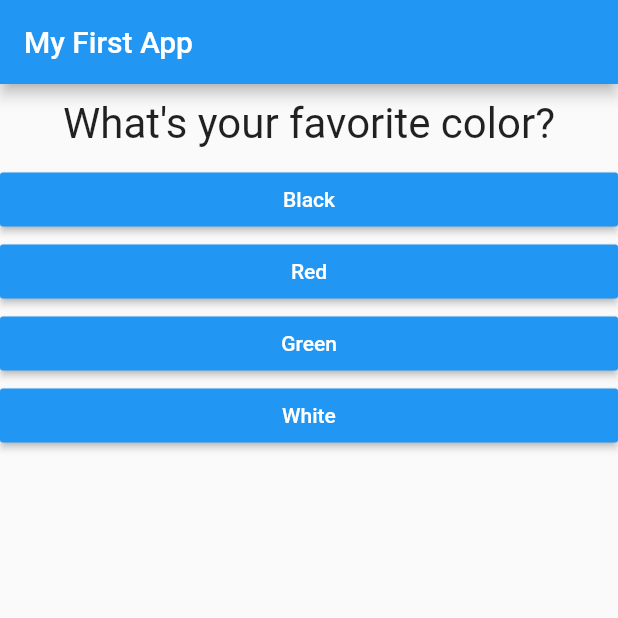
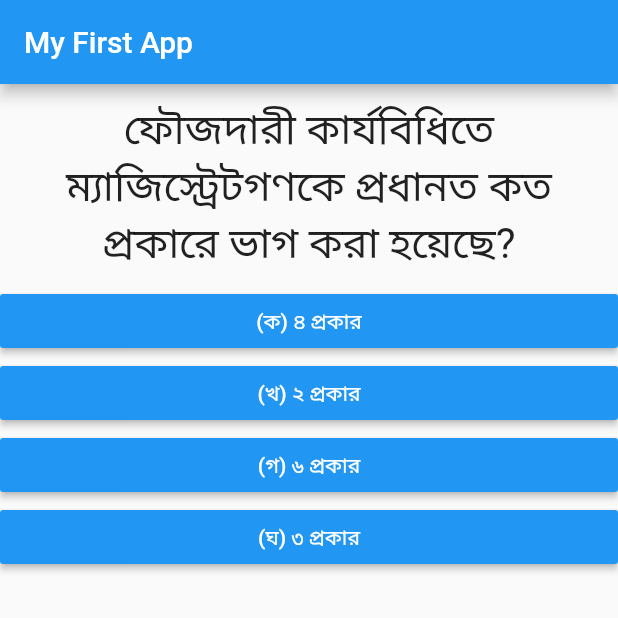
Before and after one commit to fmniloyuk/FlutterQuiz, a Flutter app: the screen it shows after launch, on a phone screen of 412 x 824 dp, the top half of it. Run offline on Flutter 3.47's test engine with Material 2 defaults, Android fonts, the phone set to English and light mode, and no system bars.

Commit message:
Law questions added

```diff
--- a/lib/main.dart
+++ b/lib/main.dart
@@ -19,30 +19,81 @@ class MyApp extends StatefulWidget {
 class _MyAppState extends State<MyApp> {
   final _questions = const [
     {
-      'questionText': 'What\'s your favorite color?',
+      'questionText':
+          'ফৌজদারী কার্যবিধিতে ম্যাজিস্ট্রেটগণকে প্রধানত কত প্রকারে ভাগ করা হয়েছে?',
       'answers': [
-        {'text': 'Black', 'score': 10},
-        {'text': 'Red', 'score': 5},
-        {'text': 'Green', 'score': 3},
-        {'text': 'White', 'score': 1},
+        {'text': '(ক) ৪ প্রকার', 'score': 10},
+        {'text': '(খ) ২ প্রকার', 'score': 5},
+        {'text': '(গ) ৬ প্রকার', 'score': 3},
+        {'text': '(ঘ) ৩ প্রকার', 'score': 1},
       ],
     },
     {
-      'questionText': 'What\'s your favorite animal?',
+      'questionText':
+          'দায়রা জজ এবং অতিরিক্ত দায়রা জজ কি ধরণের দণ্ড দিতে পারে?',
       'answers': [
-        {'text': 'Rabbit', 'score': 3},
-        {'text': 'Snake', 'score': 11},
-        {'text': 'Elephant', 'score': 5},
-        {'text': 'Lion', 'score': 9},
+        {'text': '(ক) শুধু মৃত্যুদণ্ড', 'score': 3},
+        {'text': '(খ) ১০ বছরের জেল', 'score': 11},
+        {'text': '(গ) মৃত্যুদণ্ড এবং ১০ বছরের জেল', 'score': 5},
+        {'text': ' (ঘ) আইনের অনুমোদিত যে কোন দন্ড', 'score': 9},
       ],
     },
     {
-      'questionText': 'Who\'s your favorite instructor?',
+      'questionText': 'Complaint দায়ের করতে হয়।',
       'answers': [
-        {'text': 'Max', 'score': 1},
-        {'text': 'Max', 'score': 1},
-        {'text': 'Max', 'score': 1},
-        {'text': 'Max', 'score': 1},
+        {'text': '(ক) পুলিশের নিকট', 'score': 1},
+        {'text': '(খ) দায়রা জজের নিকট', 'score': 1},
+        {'text': '(গ) নির্বাহী ম্যাজিস্ট্রেটের নিকট', 'score': 1},
+        {'text': '(ঘ) বিচারিক ম্যাজিস্ট্রেটের নিকট', 'score': 1},
+      ],
+    },
+    {
+      'questionText':
+          '৪। ম্যাজিস্ট্রেট আটককৃত ব্যক্তিকে সর্বোচ্চ কত দিনের জন্য পুলিশ হেফাজতে রাখার আদেশ দিতে পারবে?',
+      'answers': [
+        {'text': '(ক) ১৫ দিন', 'score': 1},
+        {'text': '(খ) ৩০ দিন', 'score': 1},
+        {'text': '(গ) ১০ দিন', 'score': 1},
+        {'text': '(ঘ) ১২০ দিন', 'score': 1},
+      ],
+    },
+    {
+      'questionText':
+          '৫। যার বরাবর সমন জারি করা হয়, তার নিকট ব্যক্তিগত ভাবে সমনের কয়টি কপি দিয়ে “আসতে হবে?',
+      'answers': [
+        {'text': '(ক) ৪ টি', 'score': 1},
+        {'text': '(খ) ৩ টি', 'score': 1},
+        {'text': '(গ) ২ টি', 'score': 1},
+        {'text': '(ঘ) ১ টি', 'score': 1},
+      ],
+    },
+    {
+      'questionText':
+          '৬। মেট্রোপলিটন এলাকায় সামরিক শক্তি প্রয়োগ দ্বারা বেআইনী সমাবেশ ছত্রভঙ্গ করার আদেশ দিতে পারে?',
+      'answers': [
+        {'text': '(ক) নির্বাহী ম্যাজিস্ট্রেট', 'score': 1},
+        {'text': '(খ) থানার ভারপ্রাপ্ত পুলিশ অফিসার', 'score': 1},
+        {'text': '(গ) বিচারিক ম্যাজিস্ট্রেট', 'score': 1},
+        {'text': '(ঘ) পুলিশ কমিশনার', 'score': 1},
+      ],
+    },
+    {
+      'questionText': '৭। ১৪৪ ধারা আদেশ কত দিন পর্যন্ত বলবৎ থাকতে পারে',
+      'answers': [
+        {'text': '(ক) ৩০ দিন', 'score': 1},
+        {'text': '(খ) ১১০ দিন', 'score': 1},
+        {'text': '(গ) ৯০ দিন', 'score': 1},
+        {'text': '(ঘ) ৬০ দিন', 'score': 1},
+      ],
+    },
+    {
+      'questionText':
+          '৮। পুলিশকে আমল অযোগ্য অপরাধের তদন্তের নির্দেশ দিতে পারে ?',
+      'answers': [
+        {'text': '(ক) হাইকোর্ট', 'score': 1},
+        {'text': '(খ) মেট্রোপলিটন ম্যাজিস্ট্রেট', 'score': 1},
+        {'text': '(গ) ক্ষমতা প্রাপ্ত প্রথম শ্রেণীর ম্যাজিস্ট্রেট', 'score': 1},
+        {'text': '(ঘ) খ+গ', 'score': 1},
       ],
     },
   ];
```
Also changed, not shown: pubspec.lock, 3 other files.
